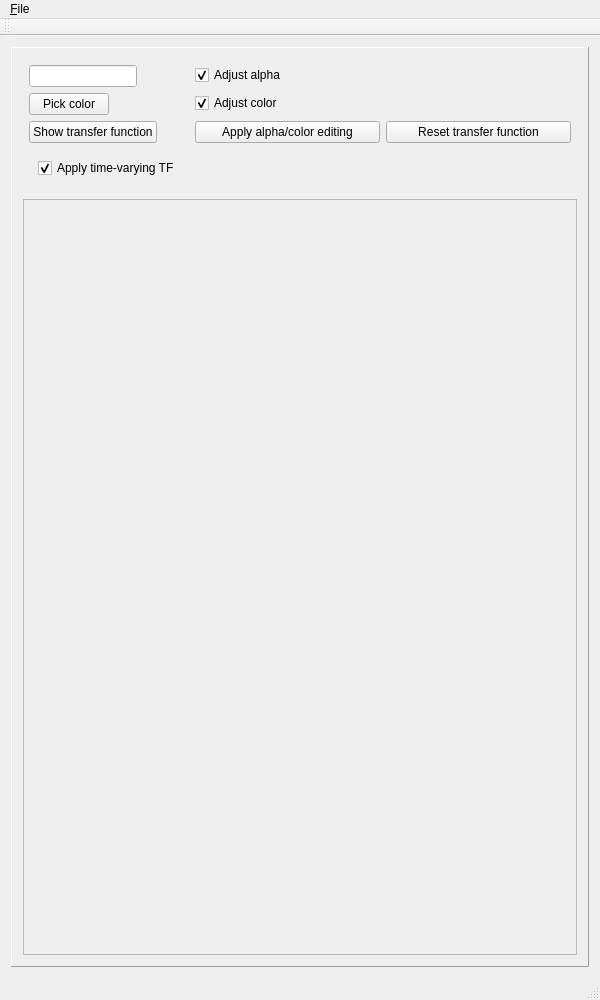
luosz/cuda-visibility, file QtCuda/mainwindow.ui: the form before one commit.
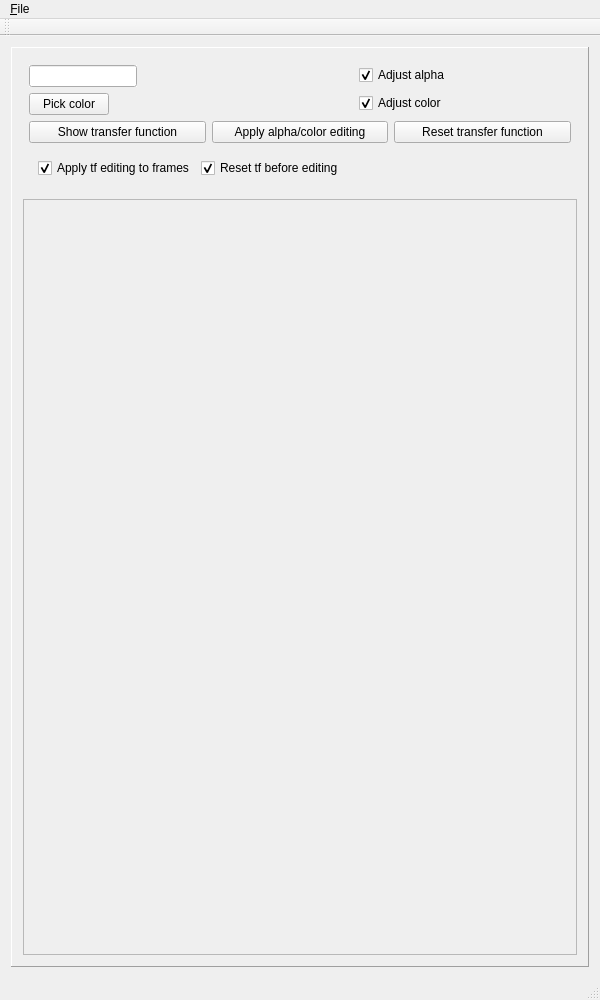
The form after the commit.

Commit message: add apply_time_varying_tf_reset

```diff
--- a/QtCuda/mainwindow.ui
+++ b/QtCuda/mainwindow.ui
@@ -128,31 +128,6 @@
            </property>
           </widget>
          </item>
-         <item row="2" column="0">
-          <widget class="QPushButton" name="pushButton_2">
-           <property name="text">
-            <string>Show transfer function</string>
-           </property>
-          </widget>
-         </item>
-         <item row="2" column="1">
-          <layout class="QGridLayout" name="gridLayout_3">
-           <item row="0" column="0">
-            <widget class="QPushButton" name="pushButton_3">
-             <property name="text">
-              <string>Apply alpha/color editing</string>
-             </property>
-            </widget>
-           </item>
-           <item row="0" column="1">
-            <widget class="QPushButton" name="pushButton_4">
-             <property name="text">
-              <string>Reset transfer function</string>
-             </property>
-            </widget>
-           </item>
-          </layout>
-         </item>
          <item row="3" column="0">
           <layout class="QHBoxLayout" name="horizontalLayout">
            <property name="leftMargin">
@@ -170,10 +145,45 @@
            <item>
             <widget class="QCheckBox" name="checkBox_3">
              <property name="text">
-              <string>Apply time-varying TF</string>
+              <string>Apply tf editing to frames</string>
              </property>
              <property name="checked">
               <bool>true</bool>
+             </property>
+            </widget>
+           </item>
+           <item>
+            <widget class="QCheckBox" name="checkBox_4">
+             <property name="text">
+              <string>Reset tf before editing</string>
+             </property>
+             <property name="checked">
+              <bool>true</bool>
+             </property>
+            </widget>
+           </item>
+          </layout>
+         </item>
+         <item row="2" column="0" colspan="2">
+          <layout class="QGridLayout" name="gridLayout_3">
+           <item row="0" column="1">
+            <widget class="QPushButton" name="pushButton_3">
+             <property name="text">
+              <string>Apply alpha/color editing</string>
+             </property>
+            </widget>
+           </item>
+           <item row="0" column="2">
+            <widget class="QPushButton" name="pushButton_4">
+             <property name="text">
+              <string>Reset transfer function</string>
+             </property>
+            </widget>
+           </item>
+           <item row="0" column="0">
+            <widget class="QPushButton" name="pushButton_2">
+             <property name="text">
+              <string>Show transfer function</string>
              </property>
             </widget>
            </item>
```
The commit also changes 5 other files.
